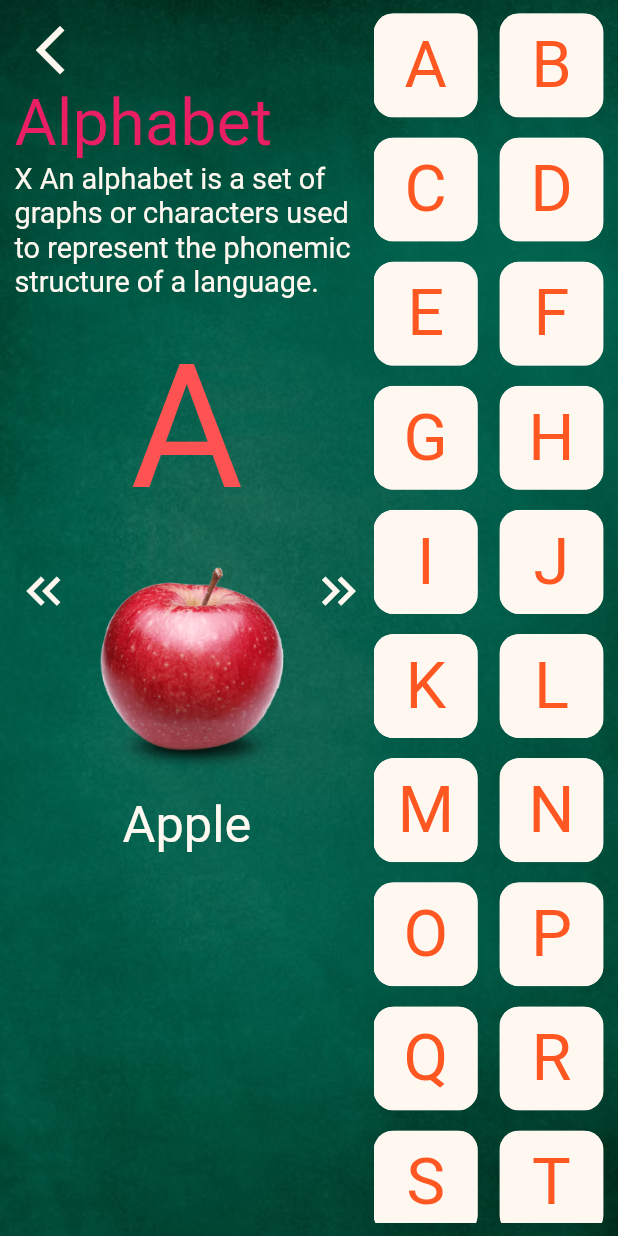
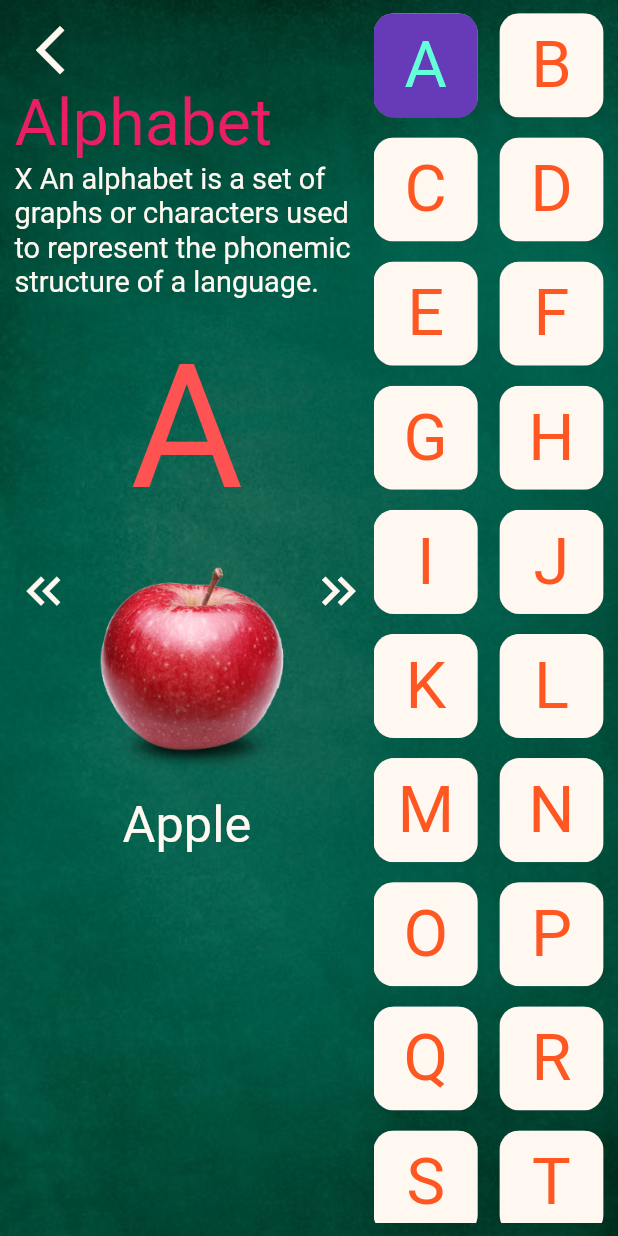
Before and after one commit to NasShihab/kids_time, a Flutter app: the screen it shows after launch, after a tap on "Alphabet", on a phone screen of 412 x 824 dp. Run offline on Flutter 3.47's test engine with Material 2 defaults, Android fonts, the phone set to English and light mode, and no system bars; our stand-ins replace flutter_screenutil, get, google_fonts; Roboto replaces fonts that are missing (Fruktur).

Commit message:
some feature update

```diff
--- a/lib/dashboard/category/base_page/base_page.dart
+++ b/lib/dashboard/category/base_page/base_page.dart
@@ -62,19 +62,7 @@ class BasePage extends StatelessWidget {
                       ),
 
                       // Description
-                      Text(
-                        controller.pageValue.value == 0
-                            ? descriptionData[0].toString()
-                            : controller.pageValue.value == 1
-                                ? descriptionData[1].toString()
-                                : controller.pageValue.value == 2
-                                    ? descriptionData[2].toString()
-                                    : descriptionData[3].toString(),
-                        style: TextStyle(
-                          fontSize: 20.sp,
-                          color: const Color(0xFFfff8f0),
-                        ),
-                      ),
+                      descriptionText(),
                       height20(),
                       Flexible(
                         child: Row(
@@ -175,6 +163,22 @@ Widget alphabetText() {
   );
 }
 
+Widget descriptionText() {
+  return Text(
+    controller.pageValue.value == 0
+        ? descriptionData[0].toString()
+        : controller.pageValue.value == 1
+            ? descriptionData[1].toString()
+            : controller.pageValue.value == 2
+                ? descriptionData[2].toString()
+                : descriptionData[3].toString(),
+    style: TextStyle(
+      fontSize: 20.sp,
+      color: const Color(0xFFfff8f0),
+    ),
+  );
+}
+
 Widget circleAvatar() {
   return CircleAvatar(
     radius: 100.r,
--- a/lib/dashboard/category/base_page/custom_grid_view.dart
+++ b/lib/dashboard/category/base_page/custom_grid_view.dart
@@ -1,6 +1,8 @@
 import 'package:flutter/material.dart';
 import 'package:flutter_screenutil/flutter_screenutil.dart';
+import 'package:get/get.dart';
 import 'package:google_fonts/google_fonts.dart';
+import 'package:kids_time/dashboard/category/base_page/base_page.dart';
 import '../../../data_model/fruit_alphabet_model.dart';
 import '../../../data_model/number_model.dart';
 import '../../../data_model/shape_model.dart';
@@ -33,21 +35,25 @@ class CustomGridView extends StatelessWidget {
               onTap: () {
                 controller.updateIndex(index);
               },
-              child: Ink(
+              child: Obx(() {
+                return Ink(
                   height: 70.h,
                   width: 50.w,
                   decoration: BoxDecoration(
-                  color: const Color(0xFFfff8f0),
+                    color: index == controller.selectedIndex.value
+                        ? Colors.deepPurple
+                        : const Color(0xFFfff8f0),
                     boxShadow: [
                       BoxShadow(
-                      color: Colors.black.withOpacity(0.15),
-                      offset: const Offset(0, 1),
+                        color: Colors.black.withOpacity(0.9),
+                        offset: const Offset(0, 2),
                         blurRadius: 2.0,
                       ),
                     ],
                   ),
                   child: Center(
-                  child: Text(
+                    child: Obx(() {
+                      return Text(
                         // numberData[index].numeric.toString(),
                         controller.pageValue.value == 0
                             ? fruitList[index].alphabet.toString()
@@ -57,10 +63,15 @@ class CustomGridView extends StatelessWidget {
                                     ? numberData[index].numeric.toString()
                                     : shapeData[index].shape.toString(),
                         style: GoogleFonts.fruktur(
-                        color: Colors.deepOrange, fontSize: 45.sp),
+                            color: index == controller.selectedIndex.value
+                                ? Colors.tealAccent
+                                : Colors.deepOrange,
+                            fontSize: 45.sp),
+                      );
+                    }),
                   ),
-                ),
-              ),
+                );
+              }),
             ),
           ),
         );
--- a/lib/dashboard/category/category_widget.dart
+++ b/lib/dashboard/category/category_widget.dart
@@ -24,7 +24,7 @@ class CategoryWidget extends StatelessWidget {
           borderRadius: BorderRadius.circular(10.0),
           child: Material(
             child: InkWell(
-              splashColor: Colors.black,
+              splashColor: Colors.lightBlueAccent,
               onTap: () {
                 // Navigator.pushNamed(context, category[index].routes.toString());
                 Get.toNamed(category[index].routes.toString());
@@ -39,8 +39,8 @@ class CategoryWidget extends StatelessWidget {
                     begin: Alignment.topRight,
                     end: Alignment.bottomLeft,
                     colors: [
-                      Color(0xFF38b000),
-                      Color(0xFF006494),
+                      Color(0xFFeae2b7),
+                      Color(0xFFfcbf49),
                     ],
                   ),
                   boxShadow: [
@@ -66,7 +66,7 @@ class CategoryWidget extends StatelessWidget {
                         category[index].title.toString(),
                         style: GoogleFonts.secularOne(
                             fontSize: 30.sp,
-                            color: Colors.yellow,
+                            color: Colors.deepPurple,
                             fontWeight: FontWeight.bold),
                       ),
                     ],
```
Lines whose indentation alone changed are shown as unchanged.
